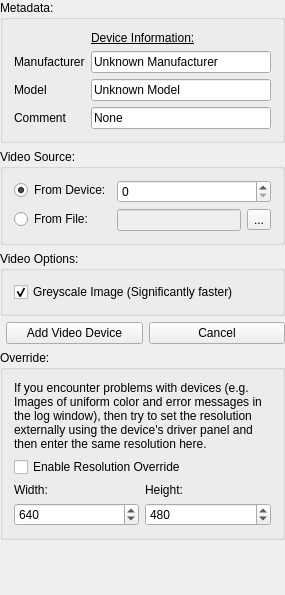
The window that Modules/USUI/Qmitk/QmitkUSNewVideoDeviceWidgetControls.ui (MITK/MITK) describes before a commit, drawn with Qt 5.
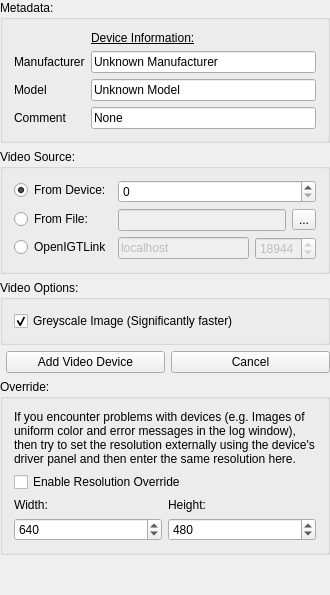
The same window after the commit. Icons and pictures are not drawn.

Diff of the .ui file:
```diff
--- a/Modules/USUI/Qmitk/QmitkUSNewVideoDeviceWidgetControls.ui
+++ b/Modules/USUI/Qmitk/QmitkUSNewVideoDeviceWidgetControls.ui
@@ -6,7 +6,7 @@
    <rect>
     <x>0</x>
     <y>0</y>
-    <width>285</width>
+    <width>330</width>
     <height>595</height>
    </rect>
   </property>
@@ -148,6 +148,43 @@
         </item>
        </layout>
       </item>
+      <item row="3" column="0">
+       <widget class="QRadioButton" name="m_RadioOIGTLSource">
+        <property name="text">
+         <string>OpenIGTLink</string>
+        </property>
+       </widget>
+      </item>
+      <item row="3" column="1">
+       <layout class="QHBoxLayout" name="horizontalLayout_3">
+        <item>
+         <widget class="QLineEdit" name="m_OIGTLHost">
+          <property name="enabled">
+           <bool>false</bool>
+          </property>
+          <property name="text">
+           <string>localhost</string>
+          </property>
+         </widget>
+        </item>
+        <item>
+         <widget class="QSpinBox" name="m_OIGTLPort">
+          <property name="enabled">
+           <bool>false</bool>
+          </property>
+          <property name="minimum">
+           <number>1</number>
+          </property>
+          <property name="maximum">
+           <number>65535</number>
+          </property>
+          <property name="value">
+           <number>18944</number>
+          </property>
+         </widget>
+        </item>
+       </layout>
+      </item>
      </layout>
     </widget>
    </item>
```
Left out of the diff: 11 changed lines with no effect on the pictures.
